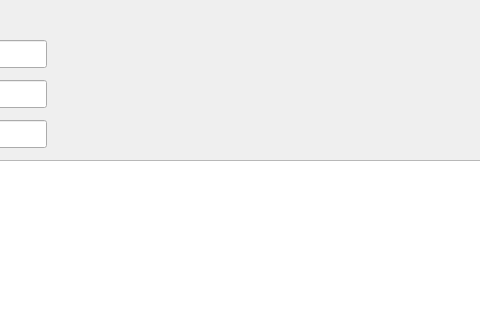
Qt form orderinfo.ui (BilalUsmani02/OrderHub) before a commit; both pictures show x 196 to 676 and y 0 to 320 of the 1033 by 540 pixel window.
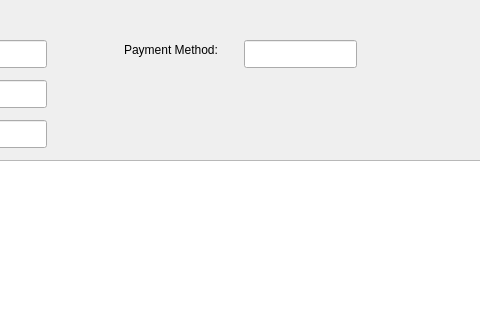
The same form after that commit.

The edit to the form file:
```diff
--- a/orderinfo.ui
+++ b/orderinfo.ui
@@ -95,6 +95,32 @@
     </rect>
    </property>
   </widget>
+  <widget class="QLabel" name="label_3">
+   <property name="geometry">
+    <rect>
+     <x>320</x>
+     <y>40</y>
+     <width>121</width>
+     <height>20</height>
+    </rect>
+   </property>
+   <property name="text">
+    <string>Payment Method:</string>
+   </property>
+  </widget>
+  <widget class="QLineEdit" name="payMethod">
+   <property name="geometry">
+    <rect>
+     <x>440</x>
+     <y>40</y>
+     <width>113</width>
+     <height>28</height>
+    </rect>
+   </property>
+   <property name="readOnly">
+    <bool>false</bool>
+   </property>
+  </widget>
  </widget>
  <resources/>
  <connections/>
```
